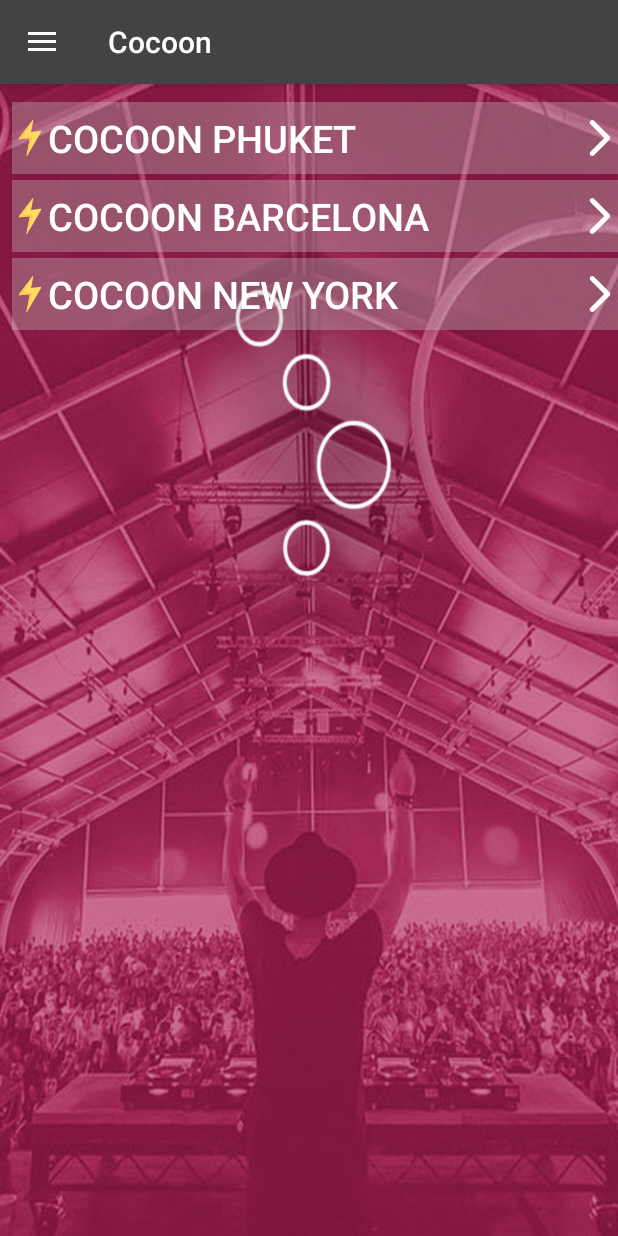
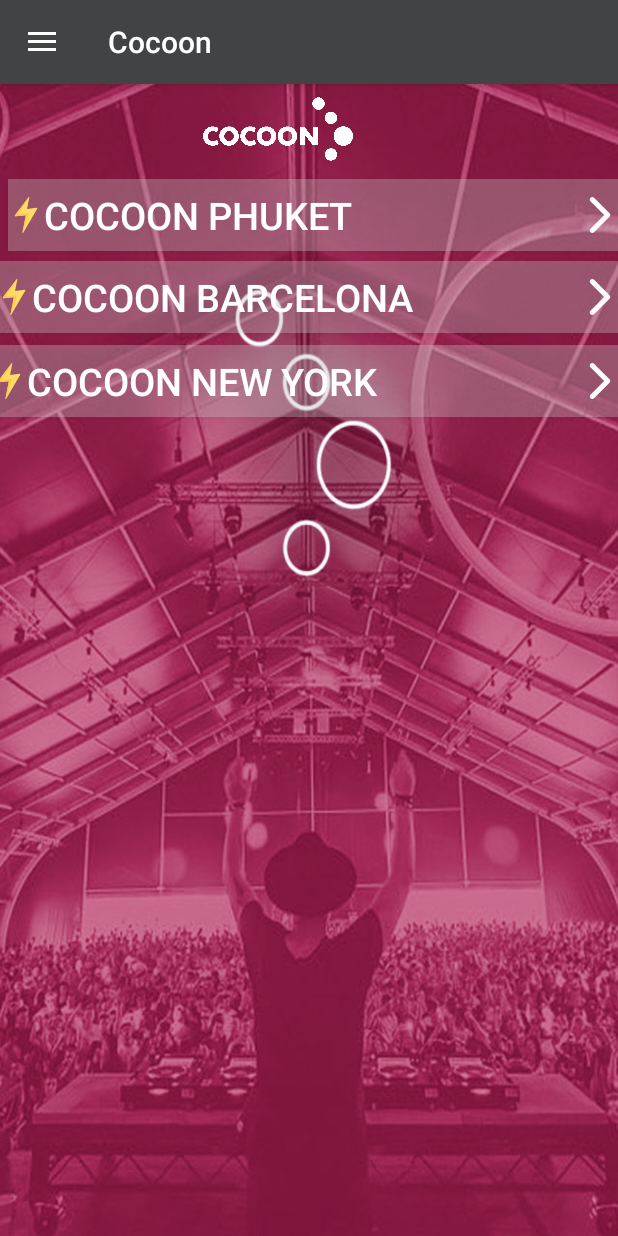
Before and after one commit to Octagon-King/Cocoon-, an Android app: the EventsFragment screen opened directly, with no data from a screen before it, on a phone screen of 412 x 824 dp. Run offline under Robolectric (Android 15) with nearby library versions, the light colour scheme and no system bars.

Commit message:
Added more event fragments

```diff
--- a/app/src/main/java/net/cocoon/cocoon/EventsFragment.java
+++ b/app/src/main/java/net/cocoon/cocoon/EventsFragment.java
@@ -4,15 +4,33 @@
 import android.support.annotation.NonNull;
 import android.support.annotation.Nullable;
 import android.support.v4.app.Fragment;
+import android.support.v4.app.FragmentTransaction;
 import android.view.LayoutInflater;
 import android.view.View;
 import android.view.ViewGroup;
+import android.widget.Button;
 
 public class EventsFragment extends Fragment {
+    private Button button;
 
     @Nullable
     @Override
     public View onCreateView(@NonNull LayoutInflater inflater, @Nullable ViewGroup container, @Nullable Bundle savedInstanceState) {
-        return inflater.inflate(R.layout.fragment_events, container, false);
+        View view=inflater.inflate(R.layout.fragment_events, container, false);
+        Button btnFragment=(Button) view.findViewById(R.id.buttonPhuket);
+
+        btnFragment.setOnClickListener(new View.OnClickListener() {
+            @Override
+            public void onClick(View view1) {
+                FragmentTransaction fr=getFragmentManager().beginTransaction();
+                fr.replace(R.id.fragment_container, new EventsFragment());
+                fr.addToBackStack(null);
+                fr.commit();
+            }
+        });
+        return view;
     }
+
+
+
 }
--- a/app/src/main/res/layout/fragment_events.xml
+++ b/app/src/main/res/layout/fragment_events.xml
@@ -3,6 +3,12 @@
     android:layout_width="match_parent"
     android:layout_height="match_parent"
     android:background="@drawable/event_bg">
+
+    <ImageView
+        android:layout_width="100dp"
+        android:layout_height="60dp"
+        android:layout_marginLeft="135dp"
+        android:src="@drawable/cocoon_logo"/>
 
     <TextView
         android:layout_width="wrap_content"
@@ -12,52 +18,52 @@
         android:textSize="30sp"/>
 
     <Button
-        android:id="@+id/button"
+        android:id="@+id/buttonPhuket"
         android:layout_width="match_parent"
         android:layout_height="wrap_content"
         android:layout_alignParentStart="true"
         android:layout_alignParentTop="true"
-        android:layout_marginStart="8dp"
+        android:layout_marginStart="5dp"
+        android:layout_marginTop="63dp"
         android:background="#50d6d6d6"
-        android:layout_marginTop="12dp"
-        android:textSize="25dp"
+        android:drawableLeft="@drawable/ic_flash"
+        android:drawableRight="@drawable/ic_arrow_point_to_right"
+        android:gravity="left|center_vertical"
+        android:text="Cocoon PHUKET"
         android:textColor="#ffffff"
-        android:text="Cocoon PHUKET"
-        android:gravity="left|center_vertical"
-        android:drawableLeft="@drawable/ic_flash"
-        android:drawableRight="@drawable/ic_arrow_point_to_right"/>
+        android:textSize="25dp" />
 
     <Button
-        android:id="@+id/button2"
+        android:id="@+id/buttonBarcelona"
         android:layout_width="match_parent"
         android:layout_height="wrap_content"
-        android:layout_alignStart="@+id/button"
+        android:layout_alignStart="@+id/buttonPhuket"
         android:layout_alignParentTop="true"
-        android:layout_marginStart="0dp"
-        android:layout_marginTop="64dp"
+        android:layout_marginStart="-8dp"
+        android:layout_marginTop="118dp"
         android:background="#50d6d6d6"
+        android:drawableLeft="@drawable/ic_flash"
+        android:drawableRight="@drawable/ic_arrow_point_to_right"
+        android:gravity="left|center_vertical"
         android:text="Cocoon Barcelona"
         android:textColor="#ffffff"
-        android:textSize="25dp"
-        android:gravity="left|center_vertical"
-        android:drawableLeft="@drawable/ic_flash"
-        android:drawableRight="@drawable/ic_arrow_point_to_right"/>
+        android:textSize="25dp" />
 
     <Button
-        android:id="@+id/button3"
+        android:id="@+id/buttonNewyork"
         android:layout_width="match_parent"
         android:layout_height="wrap_content"
-        android:layout_alignStart="@+id/button"
+        android:layout_alignStart="@+id/buttonBarcelona"
         android:layout_alignParentTop="true"
-        android:layout_marginStart="0dp"
-        android:layout_marginTop="116dp"
+        android:layout_marginStart="-3dp"
+        android:layout_marginTop="174dp"
         android:background="#50d6d6d6"
+        android:drawableLeft="@drawable/ic_flash"
+        android:drawableRight="@drawable/ic_arrow_point_to_right"
+        android:gravity="left|center_vertical"
+        android:text="Cocoon New York"
         android:textColor="#ffffff"
-        android:text="Cocoon New York"
-        android:gravity="left|center_vertical"
-        android:textSize="25dp"
-        android:drawableLeft="@drawable/ic_flash"
-        android:drawableRight="@drawable/ic_arrow_point_to_right"/>
+        android:textSize="25dp" />
 
 
 
--- a/app/src/main/res/values/strings.xml
+++ b/app/src/main/res/values/strings.xml
@@ -7,4 +7,7 @@
     <string name="nav_header_subtitle">android.studio@android.com</string>
     <string name="nav_header_desc">Navigation header</string>
     <string name="action_settings">Settings</string>
+
+    <!-- TODO: Remove or change this placeholder text -->
+    <string name="hello_blank_fragment">Hello blank fragment</string>
 </resources>
```
Also changed, not shown: app/src/main/java/net/cocoon/cocoon/EventPhuketFragment.java (added, +22 -0 lines), app/src/main/res/layout/fragment_event_phuket.xml (added, +23 -0 lines).
